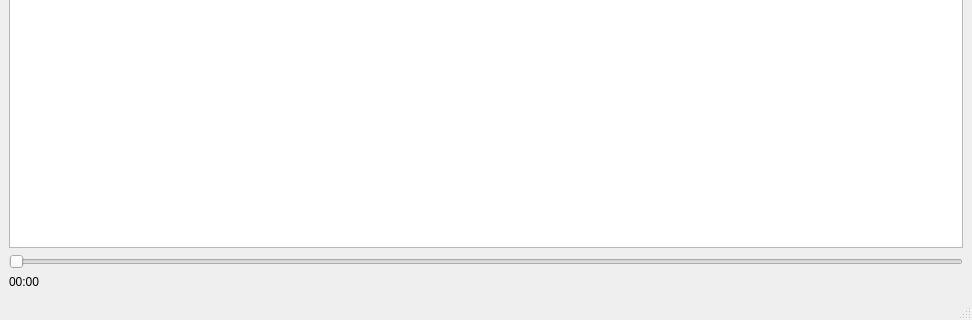
Qt form Lyrics/mainwindow.ui (georgezzzh/SpotifyLyricQt) before a commit; both pictures show x 0 to 972 and y 186 to 506 of the 972 by 506 pixel window.
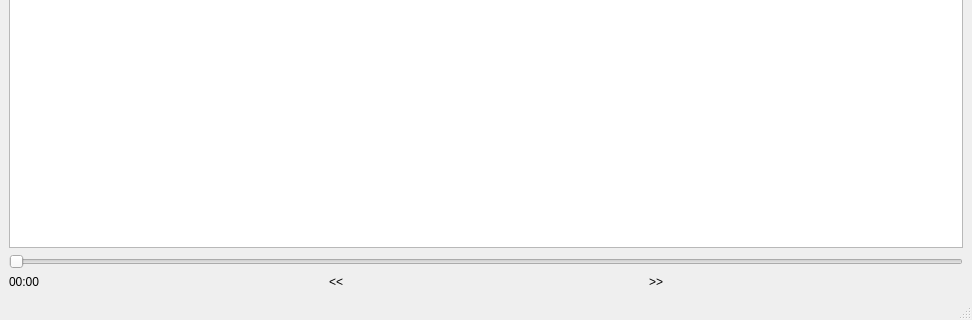
The same form after that commit. Custom widgets are drawn as their Qt base class.

```diff
--- a/Lyrics/mainwindow.ui
+++ b/Lyrics/mainwindow.ui
@@ -33,12 +33,30 @@
      </widget>
     </item>
     <item>
+     <layout class="QHBoxLayout" name="horizontalLayout">
+      <item>
      <widget class="QLabel" name="currentTimeLabel">
       <property name="text">
        <string>00:00</string>
       </property>
      </widget>
     </item>
+      <item>
+       <widget class="MyLabel" name="speedDown">
+        <property name="text">
+         <string>&lt;&lt;</string>
+        </property>
+       </widget>
+      </item>
+      <item>
+       <widget class="MyLabel" name="speedUp">
+        <property name="text">
+         <string>&gt;&gt;</string>
+        </property>
+       </widget>
+      </item>
+     </layout>
+    </item>
    </layout>
   </widget>
   <widget class="QMenuBar" name="menubar">
@@ -89,6 +107,11 @@
    <extends>QTextBrowser</extends>
    <header location="global">mytextbrowser.h</header>
   </customwidget>
+  <customwidget>
+   <class>MyLabel</class>
+   <extends>QLabel</extends>
+   <header location="global">mylabel.h</header>
+  </customwidget>
  </customwidgets>
  <resources/>
  <connections/>
```
Lines whose indentation alone changed are shown as unchanged.
